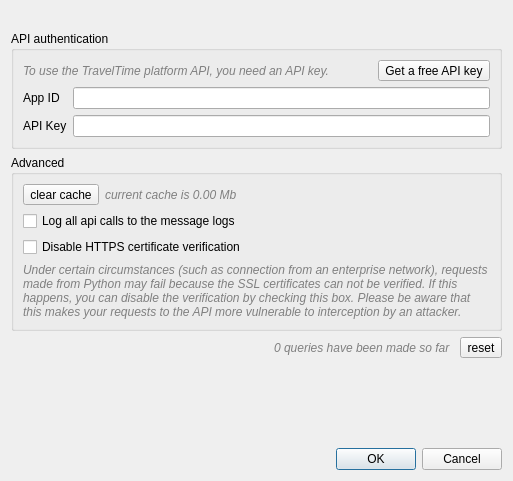
This is ui/ConfigDialog.ui in traveltime-dev/traveltime-platform-qgis-plugin as Qt 5 draws it before an edit. The edited form follows.
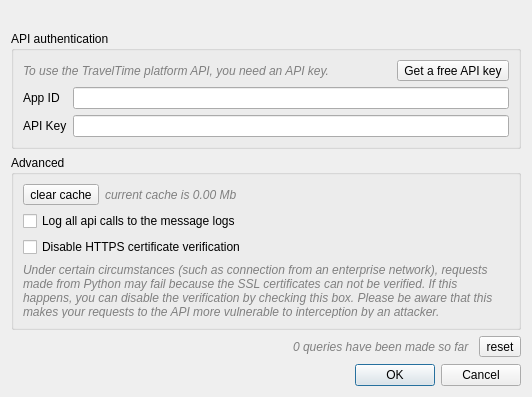
This is the edited form. Icons and pictures are not drawn. Custom widgets are drawn as their Qt base class.

What changed in the file:
```diff
--- a/ui/ConfigDialog.ui
+++ b/ui/ConfigDialog.ui
@@ -6,8 +6,8 @@
    <rect>
     <x>0</x>
     <y>0</y>
-    <width>513</width>
-    <height>481</height>
+    <width>532</width>
+    <height>397</height>
    </rect>
   </property>
   <property name="windowTitle">
```
Left out of the diff: 3 changed lines with no effect on the pictures.
